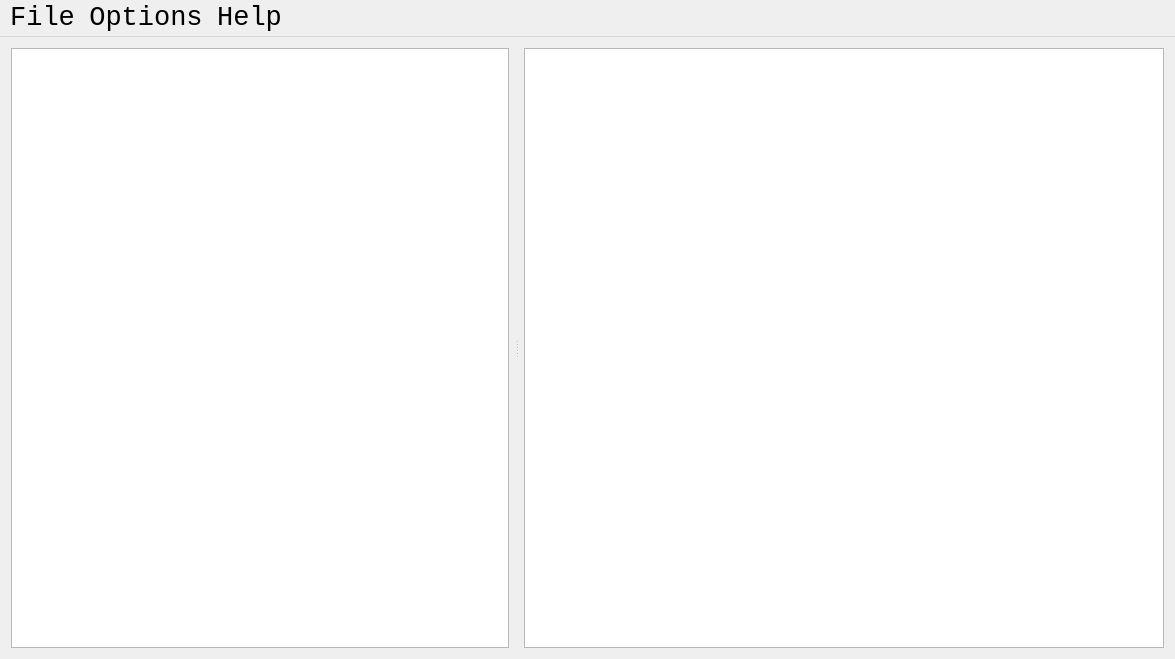
First picture: the form in mainwindow.ui, repository Tw1ddle/Blind-Crossword-3D, before the edit.
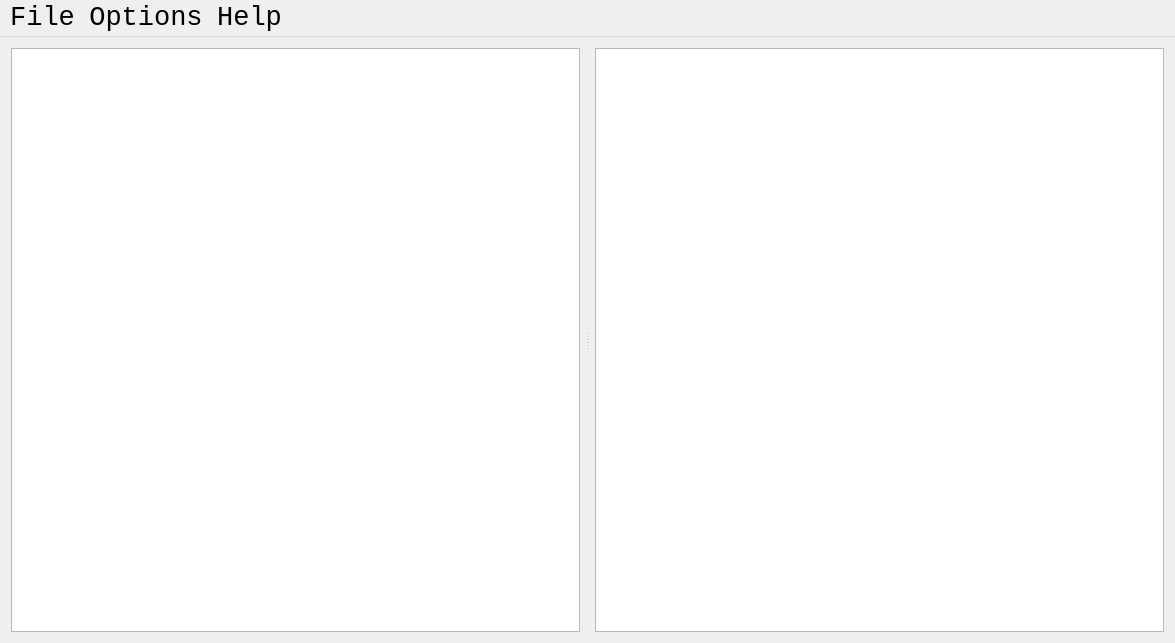
Second picture: the form after the edit. Custom widgets are drawn as their Qt base class.

Diff of the .ui file:
```diff
--- a/mainwindow.ui
+++ b/mainwindow.ui
@@ -60,7 +60,7 @@
        <property name="minimumSize">
         <size>
          <width>400</width>
-         <height>600</height>
+         <height>480</height>
         </size>
        </property>
        <property name="maximumSize">
@@ -130,7 +130,7 @@
        </property>
        <property name="minimumSize">
         <size>
-         <width>640</width>
+         <width>480</width>
          <height>480</height>
         </size>
        </property>
```
